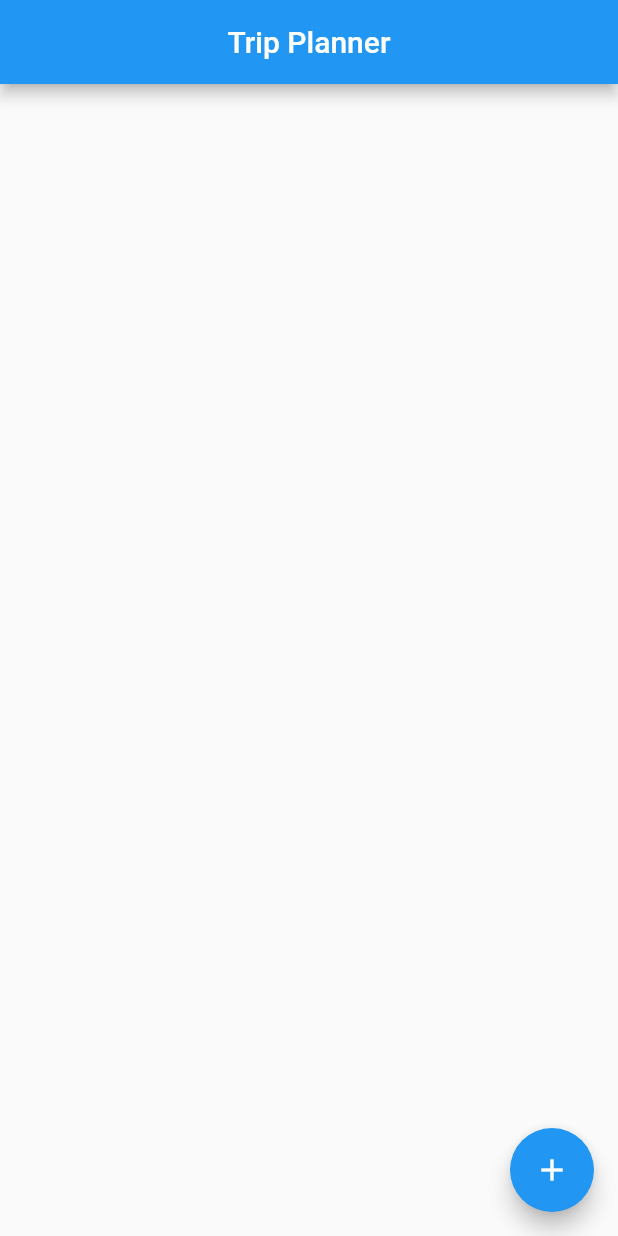
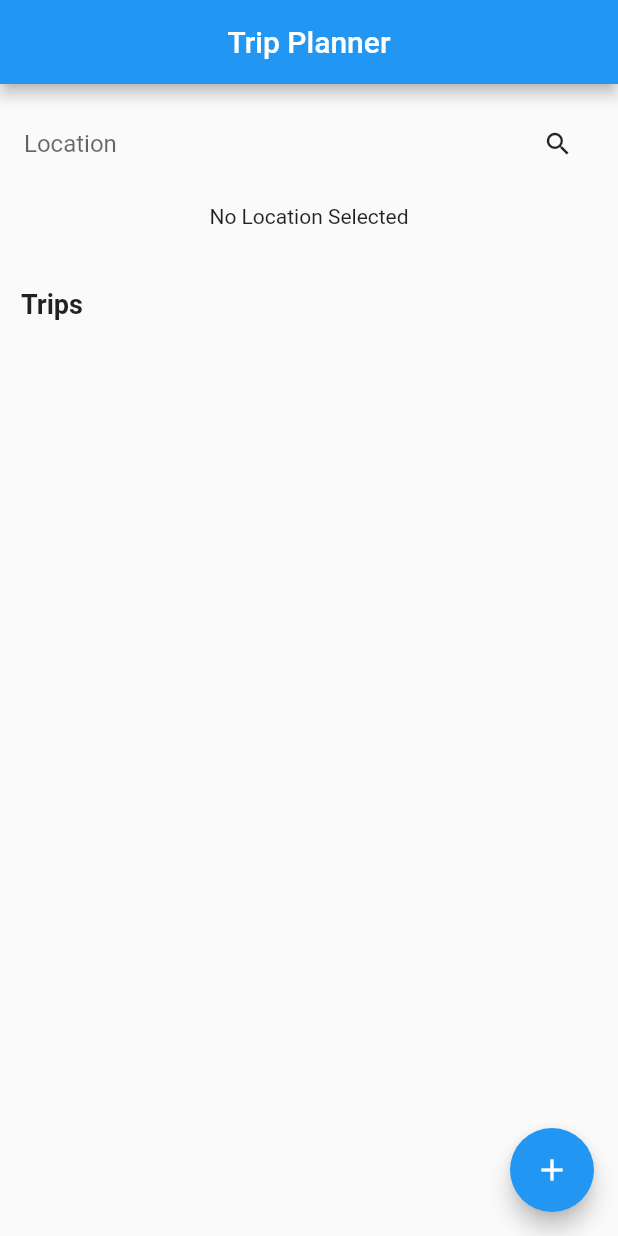
Before and after one commit to PlamediD/Traveler-app-, a Flutter app: the screen it shows after launch, on a phone screen of 412 x 824 dp. Run offline on Flutter 3.47's test engine with Material 2 defaults, Android fonts, the phone set to English and light mode, and no system bars; our stand-ins replace geocoding, go_router.

Commit message:
Weather widgets updated
This is the weather widgets that demostrate the local weather of user selected address

```diff
--- /dev/null
+++ b/lib/classes/weather_data.dart
@@ -0,0 +1,178 @@
+import 'package:intl/intl.dart';
+
+enum IconType { thunderstorm, drizzle, rain, snow, atmosphere, clear, clouds }
+
+class Coord {
+  double lat;
+  double lon;
+  Coord({required this.lat, required this.lon});
+  Coord.fromJson(Map<String, dynamic> json)
+      : lat = json["lat"],
+        lon = json["lon"];
+}
+
+class WeatherType {
+  int id;
+  String main;
+  String description;
+  String icon;
+  WeatherType(
+      {required this.id,
+      required this.main,
+      required this.description,
+      required this.icon});
+
+  WeatherType.fromJson(Map<String, dynamic> json)
+      : id = json["id"],
+        main = json["main"],
+        description = json["description"],
+        icon = json["icon"];
+}
+
+class WeatherParams {
+  double temp;
+  double feelsLike;
+  double tempMin;
+  double tempMax;
+  int pressure;
+  int humidity;
+  int? seaLevel;
+  int? grndLevel;
+  WeatherParams(
+      {required this.temp,
+      required this.feelsLike,
+      required this.tempMin,
+      required this.tempMax,
+      required this.pressure,
+      required this.humidity,
+      required this.seaLevel,
+      required this.grndLevel});
+
+  WeatherParams.fromJson(Map<String, dynamic> json)
+      : temp = double.parse(json["temp"].toString()),
+        feelsLike = double.parse(json["feels_like"].toString()),
+        tempMin = double.parse(json["temp_min"].toString()),
+        tempMax = double.parse(json["temp_max"].toString()),
+        pressure = json["pressure"],
+        humidity = json["humidity"],
+        seaLevel = json["sea_level"],
+        grndLevel = json["grnd_level"] {}
+}
+
+class WindData {
+  double speed;
+  int deg;
+
+  WindData({
+    required this.speed,
+    required this.deg,
+  });
+
+  WindData.fromJson(Map<String, dynamic> json)
+      : speed = double.parse(json["speed"].toString()),
+        deg = json["deg"];
+}
+
+class WeatherData {
+  Coord _coord;
+  WeatherType _weatherType;
+  String _base;
+  WeatherParams _weatherParams;
+  int _visibility;
+  WindData? _windData;
+  int _date;
+  int _sunrise;
+  int _sunset;
+  String? _address;
+
+  WeatherData.fromJson(Map<String, dynamic> json)
+      : _coord = Coord.fromJson(json["coord"]),
+        _visibility = json["visibility"],
+        _base = json["base"],
+        _date = json["dt"],
+        _weatherParams = WeatherParams.fromJson(json["main"]),
+        _sunrise = json["sys"]["sunrise"],
+        _sunset = json["sys"]["sunset"],
+        _weatherType = WeatherType.fromJson(json["weather"][0]),
+        _windData = WindData.fromJson(json["wind"]);
+
+  void setAddress(String address) {
+    _address = address;
+  }
+
+  //getters
+  String? get address => _address;
+  String get dayOrNight => _dayOrNight();
+  String get date => secondsToDate(_date, "EEE, d MMMM");
+  String get sunrise => secondsToDate(_sunrise, "H:m");
+  String get sunset => secondsToDate(_sunset, "H:m");
+  int get temp => kelvinToCelsius(_weatherParams.temp);
+  int get feelsLikeTemp => kelvinToCelsius(_weatherParams.feelsLike);
+  int get humidity => _weatherParams.humidity;
+  int get pressure => _weatherParams.pressure;
+  int get windSpeed => _windData!.speed.round();
+  String get iconName => iconTypeToAddr(weatherCodeToIcon(_weatherType.id));
+  //utils
+  String _dayOrNight() {
+    DateTime sunsetTime =
+        DateTime.fromMillisecondsSinceEpoch((_sunset * 1000), isUtc: true);
+    DateTime sunriseTime =
+        DateTime.fromMillisecondsSinceEpoch((_sunset * 1000), isUtc: true);
+    DateTime currentTime =
+        DateTime.fromMillisecondsSinceEpoch((_date * 1000), isUtc: true);
+    if (currentTime.hour > sunriseTime.hour &&
+        currentTime.hour < sunsetTime.hour) {
+      return "day";
+    } else {
+      return 'night';
+    }
+  }
+
+  String secondsToDate(int seconds, String format) {
+    DateTime tmp =
+        DateTime.fromMillisecondsSinceEpoch((seconds * 1000), isUtc: true)
+            .toLocal();
+    return DateFormat(format).format(tmp);
+  }
+
+  int kelvinToCelsius(double kelvin) {
+    return (kelvin - 273.16).round();
+  }
+
+  IconType weatherCodeToIcon(int weatherCode) {
+    int id = (weatherCode / 100).truncate();
+    IconType iconType = IconType.clear;
+
+    switch (id) {
+      case 2:
+        iconType = IconType.thunderstorm;
+        break;
+      case 3:
+        iconType = IconType.drizzle;
+        break;
+      case 5:
+        iconType = IconType.rain;
+        break;
+      case 6:
+        iconType = IconType.snow;
+        break;
+      case 7:
+        iconType = IconType.atmosphere;
+        break;
+      case 8:
+        if (weatherCode == 800) {
+          iconType = IconType.clear;
+        } else {
+          iconType = IconType.clouds;
+        }
+        break;
+    }
+    return iconType;
+  }
+
+  String iconTypeToAddr(IconType iconType) {
+    return iconType.toString().substring(
+          9,
+        );
+  }
+}
--- a/lib/main.dart
+++ b/lib/main.dart
@@ -28,6 +28,13 @@ import 'package:provider/provider.dart';
 import 'TripProvidertest.dart';
 import 'trip_list.dart';
 import 'forms.dart';
+import 'package:flutter/material.dart';
+import 'package:go_router/go_router.dart';
+import 'package:provider/provider.dart';
+import 'package:travel_app/views/weather_view.dart';
+import 'TripProvidertest.dart';
+import 'trip_list.dart';
+import 'forms.dart';
 
 // void main() {
 //   runApp(MyApp());
@@ -42,7 +49,9 @@ final router = GoRouter(
     GoRoute(
       path: '/home',
       name: 'home',
-      builder: (context, _) => MyHomePage(title: 'Trip Planner',),
+      builder: (context, _) => MyHomePage(
+        title: 'Trip Planner',
+      ),
     )
   ],
 );
@@ -78,7 +87,6 @@ class MyHomePage extends StatefulWidget {
 }
 
 class _MyHomePageState extends State<MyHomePage> {
-
   void _addTrip() {
     Navigator.push(
       context,
@@ -93,8 +101,27 @@ class _MyHomePageState extends State<MyHomePage> {
         title: Text(widget.title),
         centerTitle: true,
       ),
-      body: Center(
-        child: TripList(),
+      //Make Changes here to add your own widgets
+      body: Column(
+        crossAxisAlignment: CrossAxisAlignment.start,
+        mainAxisAlignment: MainAxisAlignment.start,
+        children: [
+          const WeatherView(),
+          const SizedBox(
+            height: 10,
+          ),
+          const Padding(
+            padding: EdgeInsets.all(14.0),
+            child: Text(
+              "Trips",
+              style: TextStyle(fontSize: 18, fontWeight: FontWeight.w600),
+            ),
+          ),
+          const SizedBox(
+            height: 5,
+          ),
+          Expanded(child: TripList())
+        ],
       ),
       floatingActionButton: FloatingActionButton(
         onPressed: _addTrip,
--- /dev/null
+++ b/lib/model/weather_data_model.dart
@@ -0,0 +1,54 @@
+import 'package:geocoding/geocoding.dart';
+import 'package:travel_app/classes/weather_data.dart';
+import 'package:travel_app/services/weather_api.dart';
+import 'package:flutter/material.dart';
+
+class WeatherDataModel extends ChangeNotifier {
+  WeatherData? _weatherData;
+  final WeatherAPI _weatherAPI = WeatherAPI();
+  WeatherData? get weatherData => _weatherData;
+
+  WeatherDataModel();
+  Future<void> getWeatherData(String address) async {
+    Location? location;
+    Map<String, dynamic>? json;
+    WeatherData? weatherData;
+    Placemark? placemark;
+    if (address != "") {
+      location = await _weatherAPI.getLocationByAddress(address);
+    }
+
+    if (location != null) {
+      placemark = await _weatherAPI.getPlaceMarkByLocation(
+          location.latitude, location.longitude);
+      json = await _weatherAPI.getWeatherDataFromAPI(
+          location.latitude, location.longitude);
+    }
+    if (json != null) {
+      weatherData = WeatherData.fromJson(json);
+    }
+    if (weatherData != null) {
+      if (placemark != null) {
+        if (placemark.locality!.isNotEmpty &&
+            placemark.administrativeArea!.isNotEmpty) {
+          weatherData.setAddress(
+              '${placemark.locality}, ${placemark.administrativeArea}');
+        } else if (placemark.administrativeArea!.isNotEmpty &&
+            placemark.country!.isNotEmpty) {
+          weatherData.setAddress(
+              '${placemark.administrativeArea}, ${placemark.country}');
+        } else if (placemark.country!.isNotEmpty) {
+          weatherData.setAddress('${placemark.country}');
+        } else {
+          weatherData.setAddress(address);
+        }
+      } else {
+        weatherData.setAddress(address);
+      }
+
+      _weatherData = weatherData;
+    }
+
+    notifyListeners();
+  }
+}
--- /dev/null
+++ b/lib/views/weather_view.dart
@@ -0,0 +1,27 @@
+import 'package:flutter/material.dart';
+import 'package:provider/provider.dart';
+import 'package:travel_app/widgets/search_widget.dart';
+import 'package:travel_app/widgets/weather_data_widget.dart';
+import 'package:travel_app/model/weather_data_model.dart';
+
+class WeatherView extends StatefulWidget {
+  const WeatherView({super.key});
+
+  @override
+  State<WeatherView> createState() => _WeatherViewState();
+}
+
+class _WeatherViewState extends State<WeatherView> {
+  @override
+  Widget build(BuildContext context) {
+    return Container(
+      padding: const EdgeInsets.all(8.0),
+      child: ChangeNotifierProvider(
+        create: (context) => WeatherDataModel(),
+        child: Column(
+          children: [SearchWidget(), WeatherDataView()],
+        ),
+      ),
+    );
+  }
+}
--- /dev/null
+++ b/lib/widgets/search_widget.dart
@@ -0,0 +1,41 @@
+import 'package:flutter/material.dart';
+import 'package:travel_app/model/weather_data_model.dart';
+import 'package:provider/provider.dart';
+
+class SearchWidget extends StatelessWidget {
+  SearchWidget({super.key});
+
+  final TextEditingController searchTextController = TextEditingController();
+
+  @override
+  Widget build(BuildContext context) {
+    return Container(
+      alignment: Alignment.topCenter,
+      padding: const EdgeInsets.all(8.0),
+      child: Row(children: [
+        Expanded(
+          child: TextField(
+            controller: searchTextController,
+            decoration: const InputDecoration(
+                border: InputBorder.none, hintText: "Location"),
+            key: ValueKey("searchWidget"),
+            onChanged: (event) => print(event),
+          ),
+        ),
+        IconButton(
+            key: ValueKey("searchIconButton"),
+            splashRadius: null,
+            splashColor: Color(0x00ffffff),
+            icon: Icon(
+              Icons.search,
+              size: 20.0,
+            ),
+            onPressed: () async {
+              await context
+                  .read<WeatherDataModel>()
+                  .getWeatherData(searchTextController.text);
+            })
+      ]),
+    );
+  }
+}
--- /dev/null
+++ b/lib/widgets/weather_data_widget.dart
@@ -0,0 +1,122 @@
+import 'package:flutter/material.dart';
+import 'package:provider/provider.dart';
+import 'package:travel_app/classes/weather_data.dart';
+import 'package:travel_app/model/weather_data_model.dart';
+import 'dart:math';
+
+class WeatherDataView extends StatefulWidget {
+  const WeatherDataView({super.key});
+
+  @override
+  State<WeatherDataView> createState() => _WeatherDataViewState();
+}
+
+class _WeatherDataViewState extends State<WeatherDataView> {
+  WeatherDataModel _weatherDataModel = WeatherDataModel();
+
+  @override
+  Widget build(BuildContext context) {
+    return Container(
+      padding: const EdgeInsets.all(8.0),
+      child: Column(crossAxisAlignment: CrossAxisAlignment.start, children: [
+        Consumer<WeatherDataModel>(
+            builder: (context, weatherDataModel, widget) {
+          if (weatherDataModel.weatherData != null) {
+            WeatherData weatherData = weatherDataModel.weatherData!;
+
+            return Column(
+              key: ValueKey("weatherDataColumn"),
+              children: [
+                Row(
+                  crossAxisAlignment: CrossAxisAlignment.start,
+                  mainAxisAlignment: MainAxisAlignment.spaceBetween,
+                  children: [
+                    Column(
+                      crossAxisAlignment: CrossAxisAlignment.start,
+                      mainAxisAlignment: MainAxisAlignment.start,
+                      children: [
+                        Text(
+                          "${weatherData.address}",
+                          style: TextStyle(fontSize: 18),
+                        ),
+                        VerticalSpace(),
+                        Row(children: [
+                          Text("${(weatherData.temp)}\u00B0C",
+                              style: TextStyle(fontSize: 32)),
+                          const SizedBox(
+                            width: 2,
+                          ),
+                          SizedBox(
+                            width: 50,
+                            height: 50,
+                            child: Image(
+                                image: AssetImage(
+                                    "assets/weatherIcons/${weatherData.dayOrNight}/${weatherData.iconName}.png"),
+                                fit: BoxFit.fitWidth),
+                          )
+                        ]),
+                        Text("feels like ${weatherData.feelsLikeTemp}\u00B0C",
+                            style: TextStyle(fontSize: 16))
+                      ],
+                    ),
+                    Column(
+                        crossAxisAlignment: CrossAxisAlignment.end,
+                        children: [
+                          Text(weatherData.date,
+                              style: TextStyle(fontSize: 18)),
+                          VerticalSpace(),
+                          const Text("Sunrise", style: TextStyle(fontSize: 16)),
+                          Text(weatherData.sunrise),
+                          VerticalSpace(),
+                          const Text("Sunset", style: TextStyle(fontSize: 16)),
+                          Text(weatherData.sunset)
+                        ])
+                  ],
+                ),
+                VerticalSpace(),
+                Row(
+                  crossAxisAlignment: CrossAxisAlignment.start,
+                  mainAxisAlignment: MainAxisAlignment.spaceEvenly,
+                  children: [
+                    Column(
+                      children: [
+                        const Text("Humidity", style: TextStyle(fontSize: 16)),
+                        Text("${weatherData.humidity} %")
+                      ],
+                    ),
+                    Column(
+                      children: [
+                        const Text("Pressure", style: TextStyle(fontSize: 16)),
+                        Text("${weatherData.pressure} hPa")
+                      ],
+                    ),
+                    Column(
+                      children: [
+                        const Text("Wind Speed",
+                            style: TextStyle(fontSize: 16)),
+                        Text("${weatherData.windSpeed} ms")
+                      ],
+                    )
+                  ],
+                )
+              ],
+            );
+          } else {
+            return const Text("No Location Selected");
+          }
+        }),
+      ]),
+    );
+  }
+}
+
+class VerticalSpace extends StatelessWidget {
+  VerticalSpace({super.key});
+
+  @override
+  Widget build(BuildContext context) {
+    return const SizedBox(
+      height: 8,
+    );
+  }
+}
```
Also changed, not shown: lib/auth/auth.json (added, +12 -0 lines), lib/services/weather_api.dart (added, +44 -0 lines), pubspec.yaml (+9 -2 lines), pubspec.lock.
